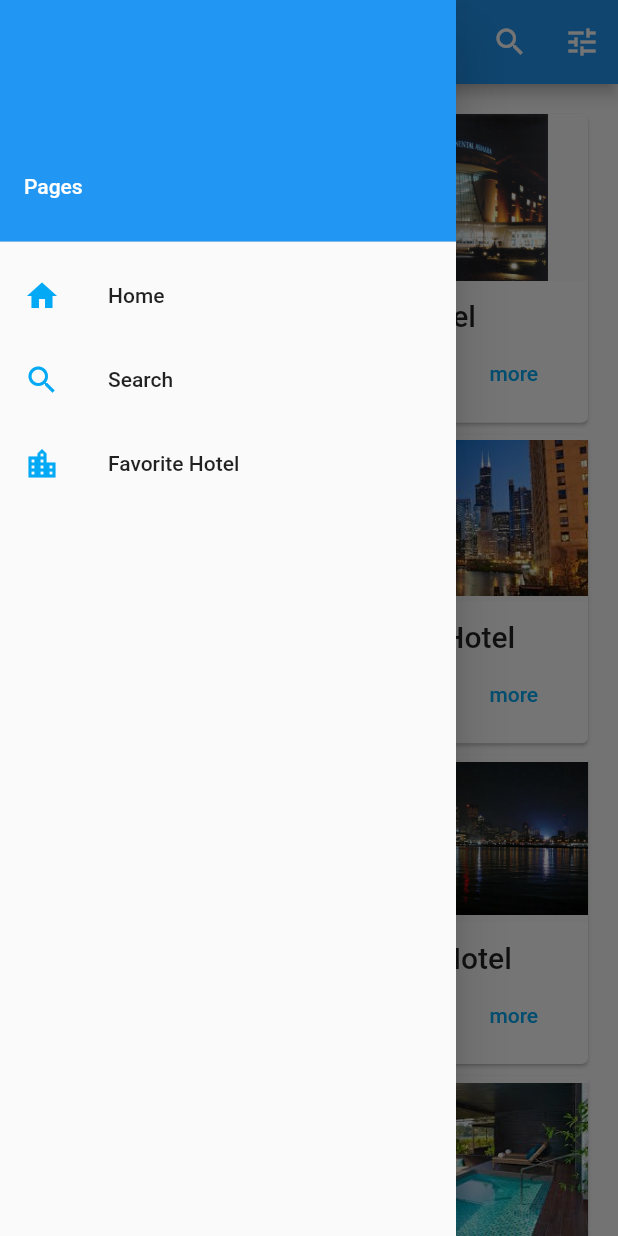
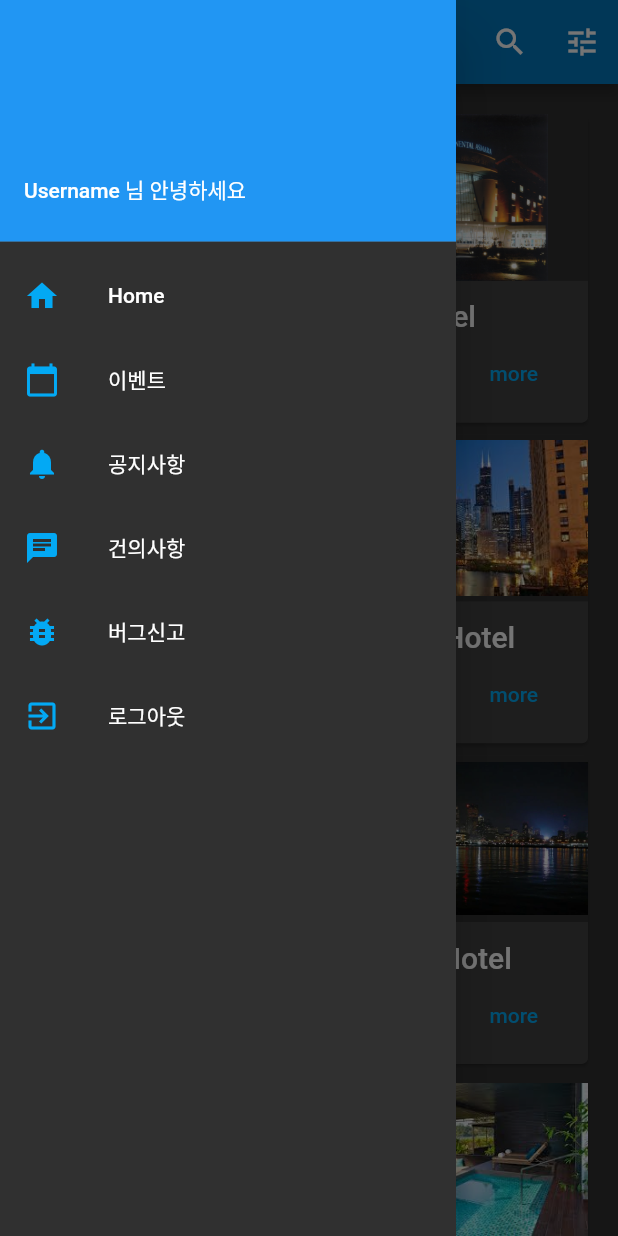
Before and after one commit to sihyungyou/onebite, a Flutter app: the screen it shows after launch, after a tap on the "menu" icon, on a phone screen of 412 x 824 dp. Run offline on Flutter 3.47's test engine with Material 2 defaults, Android fonts, the phone set to English and light mode, and no system bars.

Commit message:
notice_list, suggestion, bug_report page demo

```diff
--- a/onebiteapp/lib/app.dart
+++ b/onebiteapp/lib/app.dart
@@ -1,33 +1,29 @@
-// Copyright 2018-present the Flutter authors. All Rights Reserved.
-//
-// Licensed under the Apache License, Version 2.0 (the "License");
-// you may not use this file except in compliance with the License.
-// You may obtain a copy of the License at
-//
-// http://www.apache.org/licenses/LICENSE-2.0
-//
-// Unless required by applicable law or agreed to in writing, software
-// distributed under the License is distributed on an "AS IS" BASIS,
-// WITHOUT WARRANTIES OR CONDITIONS OF ANY KIND, either express or implied.
-// See the License for the specific language governing permissions and
-// limitations under the License.
-
 import 'package:flutter/material.dart';
-import 'package:flutter_localizations/flutter_localizations.dart';
 import 'home.dart';
 import 'login.dart';
 import 'search.dart';
-import 'detail.dart';
+import 'rest_detail.dart';
 import 'favorite.dart';
+import 'bug_report.dart';
+import 'suggestion.dart';
+import 'sign_inup.dart';
+import 'sign_up.dart';
+import 'notice_list.dart';
+import 'notice_detail.dart';
+import 'event_list.dart';
+import 'event_detail.dart';
+import 'history.dart';
+import 'rest_all.dart';
+import 'rest_detail.dart';
 
-class ShrineApp extends StatefulWidget {
+class OnebiteApp extends StatefulWidget {
   @override
-  ShrineAppState createState() {
-    return new ShrineAppState();
+  OnebiteAppState createState() {
+    return new OnebiteAppState();
   }
 }
 
-class ShrineAppState extends State<ShrineApp> {
+class OnebiteAppState extends State<OnebiteApp> {
 
 
   @override
@@ -38,30 +34,51 @@ class ShrineAppState extends State<ShrineApp> {
   @override
   Widget build(BuildContext context) {
     return MaterialApp(
-      title: 'Shrine',
+      // theme color 적용
+      theme: ThemeData(
+        brightness: Brightness.dark,
+        primaryColor: Colors.lightBlue[800],
+        accentColor: Colors.cyan[600],
+      ),
+
+      // title: 'Shrine',
+
+      // 앱 켰을 시, 루트 페이지 설정
       home: HomePage(),
+      initialRoute: '/home',
 
-      initialRoute: '/home',
+      // 각 페이지별 루트 설정
       routes: {
-        // When we navigate to the "/home" route, build the HomePage Widget
         '/home': (context) => HomePage(),
         '/search': (context) => SearchPage(),
         '/detail': (context) => DetailPage(),
         '/favorite': (context) => FavoritePage(),
+        '/login': (context) => LoginPage(),
+        '/bug_report' : (context) => BugReportPage(),
+        // '/event_list' : (context) =>
+        // '/event_detail' : (context) =>
+        // '/history' : (context) =>
+        // '/notice_detail' : (context) =>
+        '/notice_list' : (context) => NoticeListPage(),
+        // '/rest_all' : (context) =>
+        // '/rest_detail' : (context) =>
+        '/suggestion' : (context) => SuggestionPage(),
+        // '/sign_inup' : (context) =>
+        // '/sign_up' : (context) =>
       },
-      onGenerateRoute: _getRoute,
+      // onGenerateRoute: _getRoute,  필요없을듯
     );
   }
+  // 얘도 필요없을 듯
+  // Route<dynamic> _getRoute(RouteSettings settings) {
+  //   if (settings.name != '/login') {
+  //     return null;
+  //   }
 
-  Route<dynamic> _getRoute(RouteSettings settings) {
-    if (settings.name != '/login') {
-      return null;
-    }
-
-    return MaterialPageRoute<void>(
-      settings: settings,
-      builder: (BuildContext context) => LoginPage(),
-      fullscreenDialog: true,
-    );
-  }
+  //   return MaterialPageRoute<void>(
+  //     settings: settings,
+  //     builder: (BuildContext context) => LoginPage(),
+  //     fullscreenDialog: true,
+  //   );
+  // }
 }
--- /dev/null
+++ b/onebiteapp/lib/event_detail.dart
@@ -0,0 +1 @@
+// 이벤트 디테일
--- /dev/null
+++ b/onebiteapp/lib/event_list.dart
@@ -0,0 +1 @@
+// 이벤트 리스트업
--- /dev/null
+++ b/onebiteapp/lib/history.dart
@@ -0,0 +1 @@
+// 최근 이용한 한입만 식당
--- a/onebiteapp/lib/home.dart
+++ b/onebiteapp/lib/home.dart
@@ -1,5 +1,5 @@
 import 'package:flutter/material.dart';
-import 'detail.dart';
+import 'rest_detail.dart';
 import 'model/products_repository.dart';
 import 'model/product.dart';
 import 'favorite.dart';
@@ -156,7 +156,7 @@ class HomePage extends StatelessWidget {
                   children: <Widget>[
                     Container(
                       child: Text(
-                        'Pages',
+                        'Username 님 안녕하세요',
                         style: TextStyle(color: Colors.white),
                       ),
                     ),
@@ -174,48 +174,66 @@ class HomePage extends StatelessWidget {
               ),
               title: Text('Home'),
               onTap: () {
-                // Update the state of the app
-                // ...
-                // Then close the drawer
-                print('drawer-home');
+                print('home, go to home page');
                 Navigator.pushNamed(context, '/home');
               },
             ),
             ListTile(
               leading: const Icon(
-                Icons.search,
+                Icons.calendar_today,
                 color: Colors.lightBlue,
               ),
-              title: Text('Search'),
+              title: Text('이벤트'),
               onTap: () {
-                // Update the state of the app
-                // ...
-                // Then close the drawer
-                print('drawer-search');
-                Navigator.pushNamed(context, '/search');
+                print('event, go to event_list page');
+                // Navigator.pushNamed(context, '/event_list');
               },
             ),
             ListTile(
               leading: const Icon(
-                Icons.location_city,
+                Icons.notifications,
                 color: Colors.lightBlue,
               ),
-              title: Text('Favorite Hotel'),
+              title: Text('공지사항'),
               onTap: () {
-                // Update the state of the app
-                // ...
-                // Then close the drawer
-                print('drawer-fav');
-                //send list of product
-                Navigator.push(
-                    context,
-                    MaterialPageRoute(
-                      builder: (context) => FavoritePage(favhotels: products),
-                    ),
-                  );
-                // _pushSaved();
+                print('notice, go to nocie_list page');
+                Navigator.pushNamed(context, '/notice_list');
               },
             ),
+            ListTile(
+              leading: const Icon(
+                Icons.chat,
+                color: Colors.lightBlue,
+              ),
+              title: Text('건의사항'),
+              onTap: () {
+                print('suggestion, go to suggestion page');
+                Navigator.pushNamed(context, '/suggestion');
+              },
+            ),
+            ListTile(
+              leading: const Icon(
+                Icons.bug_report,
+                color: Colors.lightBlue,
+              ),
+              title: Text('버그신고'),
+              onTap: () {
+                print('bug report, go to bug_report page');
+                Navigator.pushNamed(context, '/bug_report');
+              },
+            ),
+            ListTile(
+              leading: const Icon(
+                Icons.exit_to_app,
+                color: Colors.lightBlue,
+              ),
+              title: Text('로그아웃'),
+              onTap: () {
+                print('log out, go to login page');
+                // Navigator.pushNamed(context, '/login');
+              },
+            ),
+
           ],
         ),
       ),
--- a/onebiteapp/lib/main.dart
+++ b/onebiteapp/lib/main.dart
@@ -5,5 +5,5 @@ import 'package:flutter/rendering.dart' show debugPaintSizeEnabled;
 
 void main(){
   // debugPaintSizeEnabled = true;
-  runApp(ShrineApp());
+  runApp(OnebiteApp());
 }
--- /dev/null
+++ b/onebiteapp/lib/notice_detail.dart
@@ -0,0 +1 @@
+// 공지사항 디테일
--- /dev/null
+++ b/onebiteapp/lib/notice_list.dart
@@ -0,0 +1,38 @@
+// 공지사항 리스트업
+
+import 'package:flutter/material.dart';
+
+class NoticeListPage extends StatelessWidget {
+  @override
+  Widget build(BuildContext context) {
+    final title = 'Basic List';
+
+    return MaterialApp(
+      title: title,
+      home: Scaffold(
+        appBar: AppBar(
+          title: Text(title),
+        ),
+        body: ListView(
+          children: <Widget>[
+            ListTile(
+              // leading: Icon(Icons.map),
+              title: Text('[공지] 한입만 업데이트 안내'),
+              subtitle: Text('2018.11.9'),
+            ),
+            ListTile(
+              // leading: Icon(Icons.photo_album),
+              title: Text('[공지] 한입만 업데이트 안내'),
+              subtitle: Text('2018.10.13'),
+            ),
+            ListTile(
+              // leading: Icon(Icons.phone),
+              title: Text('[공지] 한입만 업데이트 안내'),
+              subtitle: Text('2018.9.8'),
+            ),
+          ],
+        ),
+      ),
+    );
+  }
+}
--- /dev/null
+++ b/onebiteapp/lib/rest_all.dart
@@ -0,0 +1 @@
+// 전체식당
--- /dev/null
+++ b/onebiteapp/lib/sign_inup.dart
@@ -0,0 +1 @@
+// 한입만 계정으로 로그인 or 회원가입 페이지
--- /dev/null
+++ b/onebiteapp/lib/sign_up.dart
@@ -0,0 +1 @@
+// 회원가입 페이지
--- a/onebiteapp/pubspec.yaml
+++ b/onebiteapp/pubspec.yaml
@@ -30,5 +30,3 @@ flutter:
     - images/5-0.jpeg
     - images/6-0.jpeg
     - images/7-0.jpeg
-    - assets/locale/localization_en.json
-    - assets/locale/localization_kr.json
```
Also changed, not shown: onebiteapp/lib/bug_report.dart (added, +177 -0 lines), onebiteapp/lib/login.dart (+1 -14 lines), onebiteapp/lib/suggestion.dart (added, +178 -0 lines), onebiteapp/lib/rest_detail.dart (renamed from onebiteapp/lib/detail.dart).
